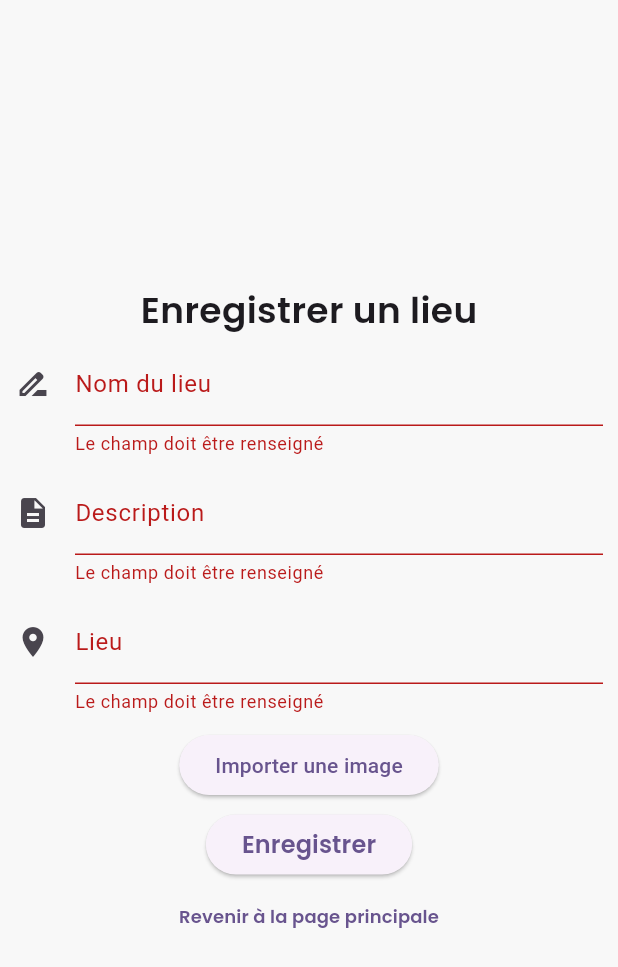
After one commit to ThomasSEGALEN/flutter_journey_diary, a Flutter app: the PlaceCreationPage screen opened directly, after a tap on "Enregistrer", on a phone screen of 412 x 824 dp. The commit adds this screen. Shown: the top 967 px of the screen. Run offline on Flutter 3.47's test engine with Material 2 defaults, Android fonts, the phone set to English and light mode, and no system bars; our stand-ins replace cloud_firestore, firebase_auth, firebase_core, firebase_database, firebase_storage, flutter_bloc and 2 more; accounts and stored records are empty.

Commit message:
add place

```diff
--- /dev/null
+++ b/lib/blocs/place_cubit.dart
@@ -0,0 +1,15 @@
+import 'package:flutter_bloc/flutter_bloc.dart';
+import 'package:flutter_journey_diary/repositories/place_repository.dart';
+
+import '../models/place.dart';
+
+class PlaceCubit extends Cubit<bool> {
+  PlaceCubit(this.placeRepository) : super(false);
+
+  final PlaceRepository placeRepository;
+
+  Future<void> savePlace(Place place) async{
+    emit(await placeRepository.savePlace(place));
+  }
+
+}
--- /dev/null
+++ b/lib/models/place.dart
@@ -0,0 +1,15 @@
+import 'dart:io';
+
+class Place {
+  String name;
+  String? description;
+  List<File> images;
+  String locality;
+
+  Place({required this.name, this.description, required this.images, required this.locality});
+
+  @override
+  String toString() {
+    return 'Place{name: $name, description: $description, images: $images, locality: $locality}';
+  }
+}
--- /dev/null
+++ b/lib/ui/screens/place_creation_page.dart
@@ -0,0 +1,158 @@
+import 'dart:io';
+import 'dart:math';
+
+import 'package:flutter/cupertino.dart';
+import 'package:flutter/material.dart';
+import 'package:flutter_bloc/flutter_bloc.dart';
+import 'package:flutter_journey_diary/blocs/place_cubit.dart';
+import 'package:flutter_journey_diary/models/place.dart';
+import 'package:flutter_journey_diary/ui/screens/home_page.dart';
+import 'package:google_fonts/google_fonts.dart';
+import 'package:image_picker/image_picker.dart';
+
+class PlaceCreationPage extends StatelessWidget {
+  PlaceCreationPage ({Key? key}) : super(key: key);
+
+  XFile? _image;
+
+  final picker = ImagePicker();
+  final _formKey = GlobalKey<FormState>();
+  final TextEditingController _nameController = TextEditingController();
+  final TextEditingController _descriptionController = TextEditingController();
+  final TextEditingController _localityController = TextEditingController();
+  bool _formSubmit = true;
+
+  Future getImage() async {
+
+    final pickedFile = await picker.pickImage(source: ImageSource.gallery);
+     _image = pickedFile;
+    print(_image?.path);
+
+  }
+  @override
+  Widget build(BuildContext context) {
+    return Scaffold(
+      backgroundColor: const Color(0xFFF8F8F8),
+      body: SafeArea(
+        child: Column(
+          mainAxisAlignment: MainAxisAlignment.center,
+          children: [
+            Text(
+              'Enregistrer un lieu',
+              style: GoogleFonts.poppins(
+                fontWeight: FontWeight.w600,
+                fontSize: 24,
+              ),
+            ),
+            Form(
+              key: _formKey,
+              child: Column(
+                children: [
+                  Padding(
+                    padding: const EdgeInsets.symmetric(horizontal: 10),
+                    child: Column(
+                      children: [
+                        Padding(
+                          padding: const EdgeInsets.symmetric(vertical: 5),
+                          child: TextFormField(
+                            controller: _nameController,
+                            validator: (value) => value == null || value.isEmpty
+                                ? 'Le champ doit être renseigné'
+                                : null,
+                            decoration: const InputDecoration(
+                              icon: Icon(Icons.drive_file_rename_outline),
+                              labelText: 'Nom du lieu',
+                            ),
+                          ),
+                        ),
+                        Padding(
+                          padding: const EdgeInsets.symmetric(vertical: 5),
+                          child: TextFormField(
+                            controller: _descriptionController,
+                            validator: (value) => value == null || value.isEmpty
+                                ? 'Le champ doit être renseigné'
+                                : null,
+                            decoration: const InputDecoration(
+                              icon: Icon(Icons.description),
+                              labelText: 'Description',
+                            ),
+                            enableSuggestions: false,
+                            autocorrect: false,
+                          ),
+                        ),
+                        Padding(
+                          padding: const EdgeInsets.symmetric(vertical: 5),
+                          child: TextFormField(
+                            controller: _localityController,
+                            validator: (value) => value == null || value.isEmpty
+                                ? 'Le champ doit être renseigné'
+                                : null,
+                            decoration: const InputDecoration(
+                              icon: Icon(Icons.place),
+                              labelText: 'Lieu',
+                            ),
+                            enableSuggestions: false,
+                            autocorrect: false,
+                          ),
+                        ),
+                        Padding(
+                          padding: const EdgeInsets.symmetric(vertical: 5),
+                          child: ElevatedButton(
+                            onPressed: () {
+                              getImage();
+                              print("afeaefaefafazfaef");
+                            }, child: Text("Importer une image"),
+
+                          ),
+                        ),
+                      ],
+                    ),
+                  ),
+                  ElevatedButton(
+                    onPressed: _formSubmit
+                        ? () async {
+                      if (_formKey.currentState!.validate()) {
+                        File file = File(_image!.path);
+                        List<File> listFile = [file];
+                        Place place = Place(
+                            name: _nameController.value.text,
+                            description: _descriptionController.value.text,
+                            images: listFile,
+                            locality: _localityController.value.text);
+                        print(place.toString());
+                        context
+                            .read<PlaceCubit>().placeRepository.savePlace(place);
+                      }
+                    }
+                        : null,
+                    child: Text(
+                      'Enregistrer',
+                      style: GoogleFonts.poppins(
+                        fontWeight: FontWeight.w600,
+                        fontSize: 16,
+                      ),
+                    ),
+                  )
+                ],
+              ),
+            ),
+            TextButton(
+              onPressed: () => Navigator.of(context).push(
+                MaterialPageRoute(
+                  builder: (context) => const HomePage(),
+                ),
+              ),
+              child: Text(
+                'Revenir à la page principale',
+                style: GoogleFonts.poppins(
+                  fontWeight: FontWeight.w600,
+                  fontSize: 12,
+                ),
+              ),
+            ),
+          ],
+        ),
+      ),
+    );
+  }
+}
--- a/pubspec.yaml
+++ b/pubspec.yaml
@@ -38,9 +38,12 @@ dependencies:
   cloud_firestore: ^4.8.0
   firebase_auth: ^4.6.2
   flutter_bloc: ^8.1.3
-  google_fonts: ^5.0.0
+  google_fonts: ^4.0.4
   firebase_core: ^2.13.1
   flutter_secure_storage: ^8.0.0
+  firebase_database: ^10.2.2
+  firebase_storage: ^11.2.2
+  image_picker: ^0.8.7+5
 
 dev_dependencies:
   flutter_test:
```
Also changed, not shown: lib/main.dart (+9 -0 lines), lib/repositories/place_repository.dart (added, +49 -0 lines), lib/ui/screens/home_page.dart (+13 -9 lines), pubspec.lock.
